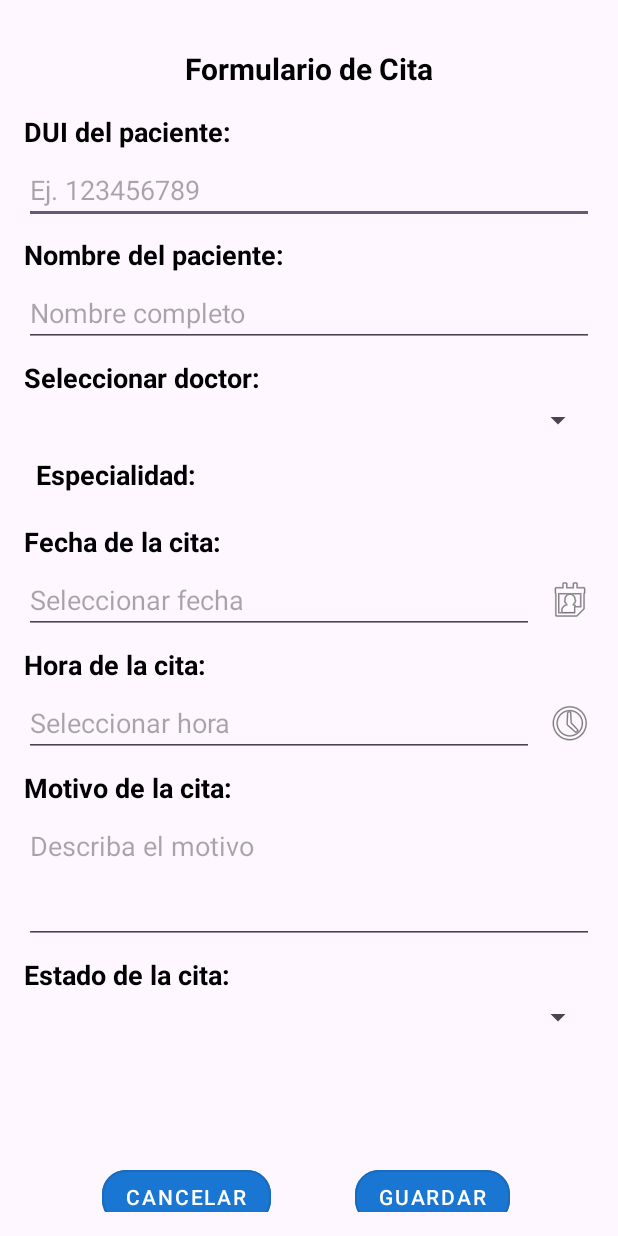
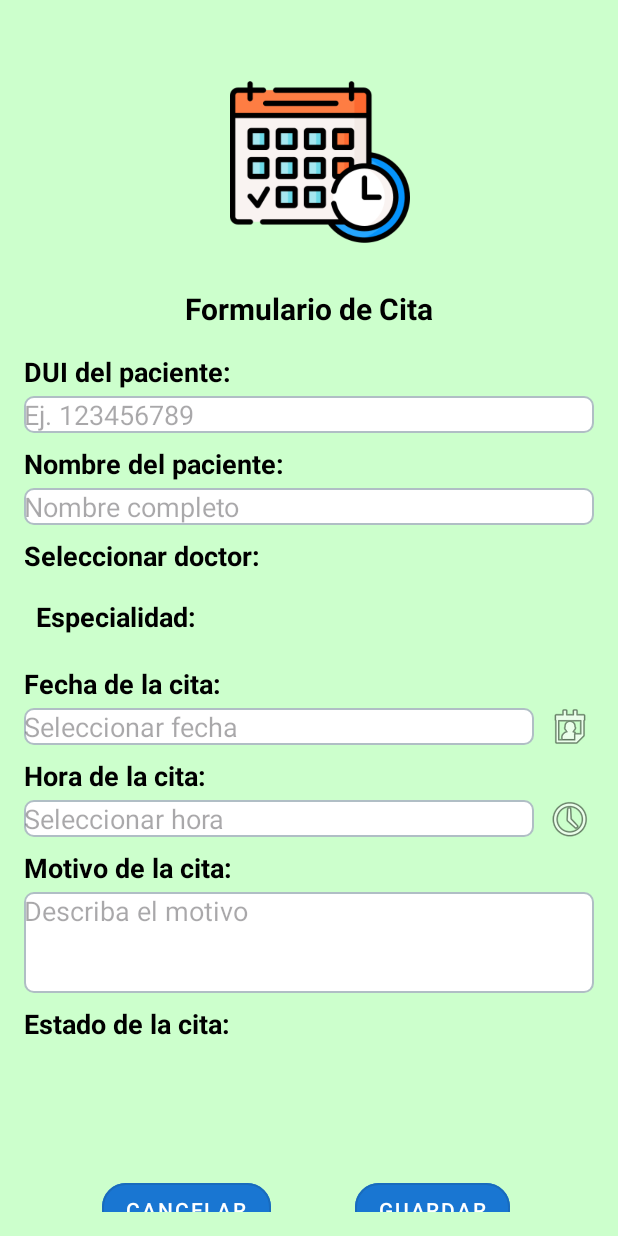
Before and after one commit to Ricardo24Heredia/Proyecto_DAM, an Android app: the layout dialog_cita_form.xml on its own in the app's theme, with its tools: preview values and no code run, on a phone screen of 412 x 824 dp. Run offline under Robolectric (Android 15) with nearby library versions, the phone set to English and light mode, and no system bars.

Commit message:
agregando diseño

```diff
--- a/app/src/main/res/layout/dialog_cita_form.xml
+++ b/app/src/main/res/layout/dialog_cita_form.xml
@@ -7,26 +7,40 @@
     android:layout_height="match_parent"
     android:fillViewport="true"
     android:padding="16dp"
-    tools:context=".ui.citas.adapter.CitaAdapter">
+    tools:context=".ui.citas.adapter.CitaAdapter"
+    android:background="#ccffcc">
 
     <androidx.constraintlayout.widget.ConstraintLayout
         android:id="@+id/layoutFormularioCita"
         android:layout_width="match_parent"
         android:layout_height="wrap_content">
 
+        <ImageView
+            android:id="@+id/logo"
+            android:layout_width="120dp"
+            android:layout_height="120dp"
+            android:layout_marginTop="32dp"
+            android:contentDescription="Logo"
+            android:src="@drawable/ic_agregarcita"
+            app:layout_constraintEnd_toEndOf="parent"
+            app:layout_constraintHorizontal_bias="0.527"
+            app:layout_constraintStart_toStartOf="parent"
+            app:layout_constraintTop_toTopOf="parent" />
+
+        <!-- DUI -->
+
         <TextView
             android:id="@+id/txtTituloFormulario"
             android:layout_width="wrap_content"
             android:layout_height="wrap_content"
+            android:layout_marginTop="24dp"
             android:text="Formulario de Cita"
             android:textSize="20sp"
             android:textStyle="bold"
-            app:layout_constraintTop_toTopOf="parent"
+            app:layout_constraintEnd_toEndOf="parent"
             app:layout_constraintStart_toStartOf="parent"
-            app:layout_constraintEnd_toEndOf="parent"
-            android:layout_marginTop="16dp" />
+            app:layout_constraintTop_toBottomOf="@id/logo" />
 
-        <!-- DUI -->
         <TextView
             android:id="@+id/labelDuiPaciente"
             android:layout_width="wrap_content"
@@ -42,6 +56,7 @@
             android:layout_height="wrap_content"
             android:hint="Ej. 123456789"
             android:inputType="number"
+            android:background="@drawable/edittext_background"
             app:layout_constraintTop_toBottomOf="@id/labelDuiPaciente"
             app:layout_constraintStart_toStartOf="parent"
             app:layout_constraintEnd_toEndOf="parent"
@@ -62,6 +77,7 @@
             android:layout_height="wrap_content"
             android:hint="Nombre completo"
             android:inputType="textPersonName"
+            android:background="@drawable/edittext_background"
             app:layout_constraintTop_toBottomOf="@id/labelNombrePaciente"
             app:layout_constraintStart_toStartOf="parent"
             app:layout_constraintEnd_toEndOf="parent"
@@ -78,6 +94,7 @@
 
         <Spinner
             android:id="@+id/spinnerDoctor"
+            android:background="@drawable/edittext_background"
             android:layout_width="0dp"
             android:layout_height="wrap_content"
             app:layout_constraintTop_toBottomOf="@id/labelDoctor"
@@ -112,6 +129,7 @@
             android:hint="Seleccionar fecha"
             android:inputType="text"
             android:focusable="false"
+            android:background="@drawable/edittext_background"
             app:layout_constraintTop_toBottomOf="@id/labelFecha"
             app:layout_constraintStart_toStartOf="parent"
             app:layout_constraintEnd_toStartOf="@+id/btnimgFecha"
@@ -143,6 +161,7 @@
             android:layout_width="0dp"
             android:layout_height="wrap_content"
             android:hint="Seleccionar hora"
+            android:background="@drawable/edittext_background"
             android:inputType="text"
             android:focusable="false"
             app:layout_constraintTop_toBottomOf="@id/labelHora"
@@ -176,6 +195,7 @@
             android:layout_width="0dp"
             android:layout_height="wrap_content"
             android:hint="Describa el motivo"
+            android:background="@drawable/edittext_background"
             android:inputType="textMultiLine"
             android:lines="3"
             android:gravity="top"
@@ -195,6 +215,7 @@
 
         <Spinner
             android:id="@+id/spinnerEstado"
+            android:background="@drawable/edittext_background"
             android:layout_width="0dp"
             android:layout_height="wrap_content"
             app:layout_constraintTop_toBottomOf="@id/labelEstado"
```
Also changed, not shown: app/src/main/res/layout/fragment_expediente_paciente.xml (+15 -2 lines), app/src/main/res/drawable/ic_agregarcita.png (added), app/src/main/res/drawable/ic_expedientemed.png (added).
